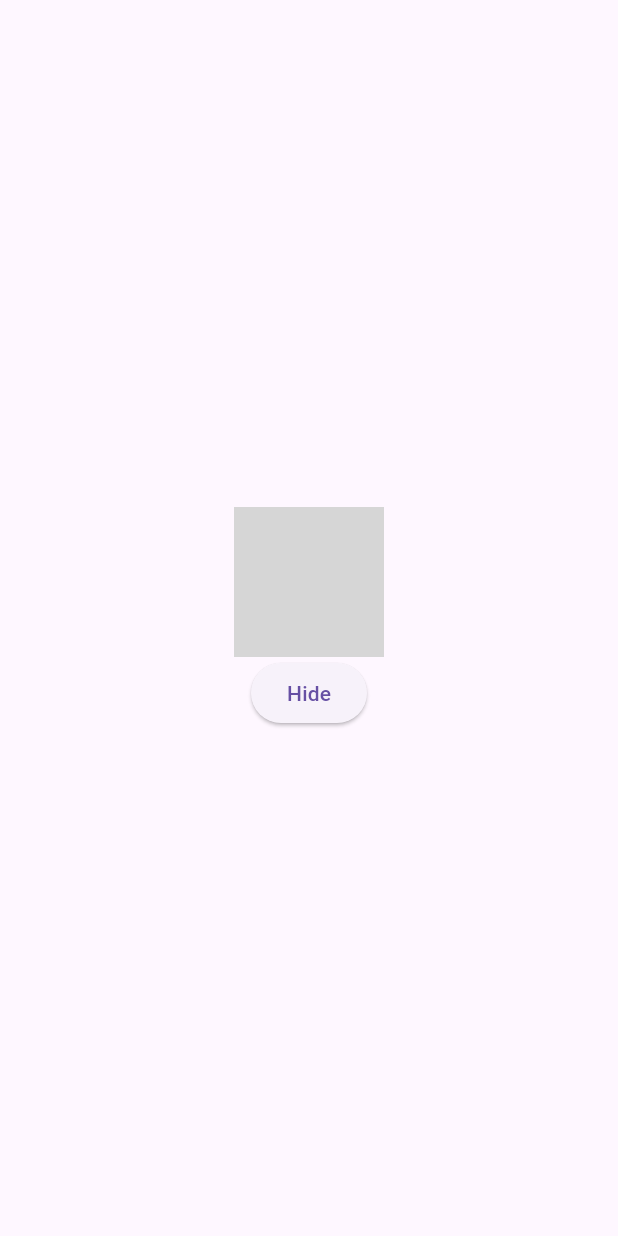
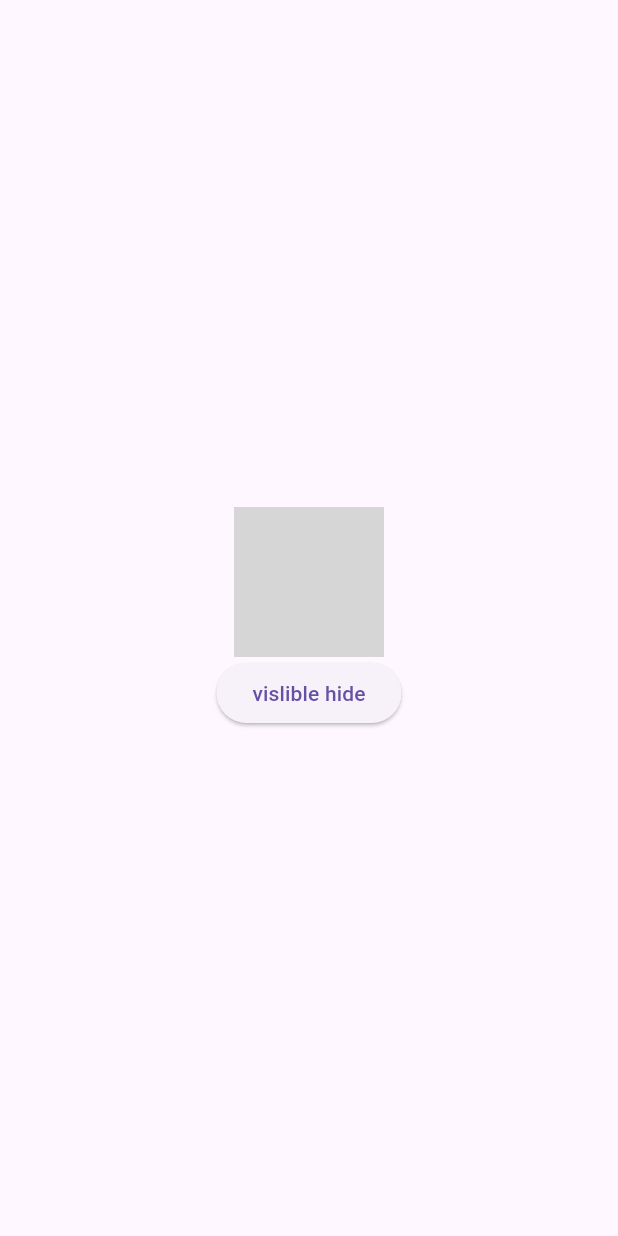
Before and after one commit to Afsalmp/coustom, a Flutter app: the screen it shows after launch, on a phone screen of 412 x 824 dp. Run offline on Flutter 3.47's test engine with Material 3 defaults, Android fonts, the phone set to English and light mode, and no system bars; network calls fail; grey boxes are pictures that could not be loaded.

Commit message:
text change

```diff
--- a/lib/main.dart
+++ b/lib/main.dart
@@ -19,7 +19,7 @@ class _MyAppState extends State<MyApp> {
   var myOpacity = 1.0;
   bool isVisible = true;
 
-  @override
+
   Widget build(BuildContext context) {
     return Scaffold(
       body: Center(
@@ -49,7 +49,7 @@ class _MyAppState extends State<MyApp> {
                   }
                 });
               },
-              child: Text(isVisible ? 'Hide' : 'Show'),
+              child: Text(isVisible ? 'vislible hide' : 'Show'),
             ),
           ],
         ),
```
Also changed, not shown: pubspec.lock.
